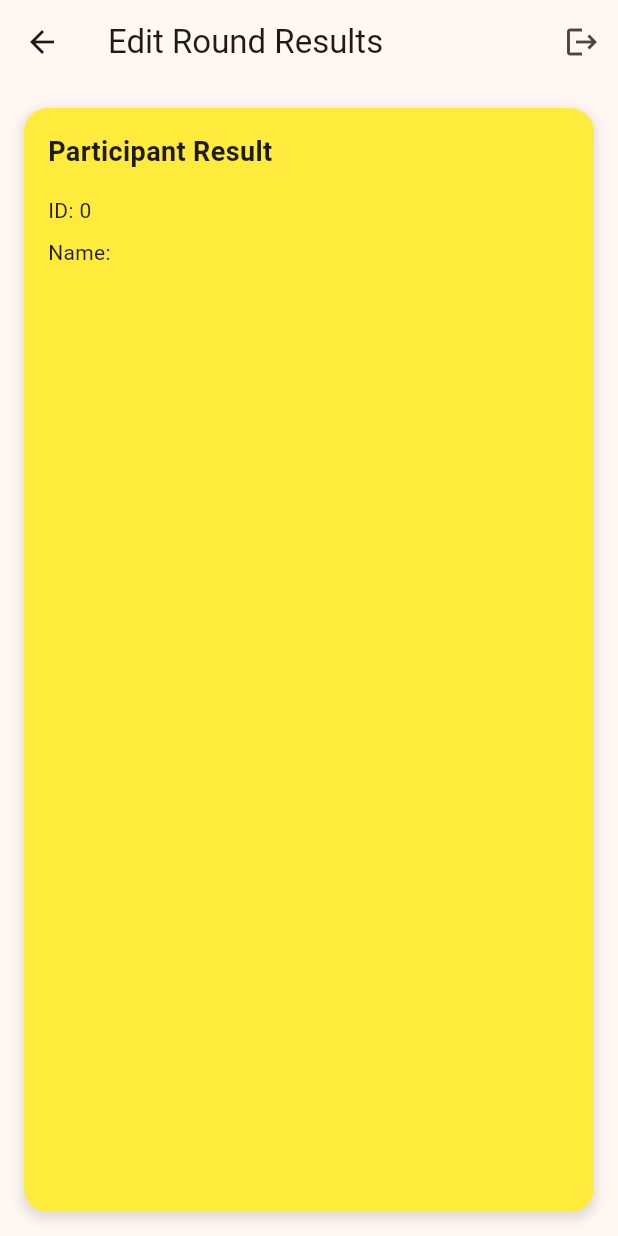
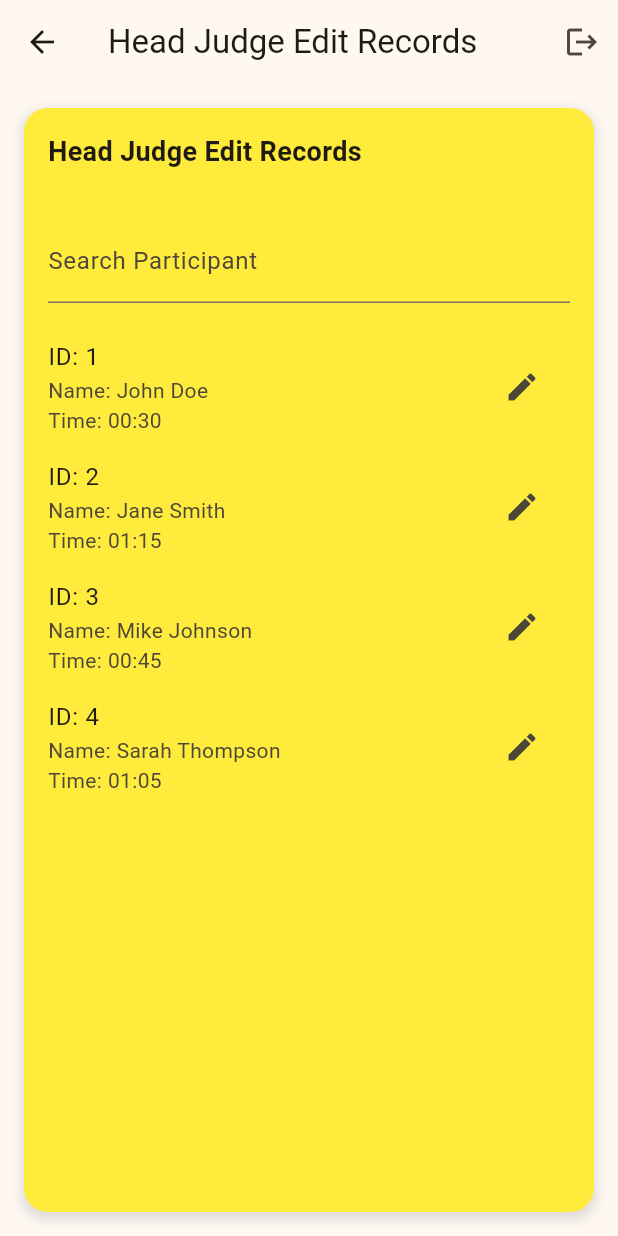
Before and after one commit to HaseebMalik22/Rubiks-Cube-App, a Flutter app: the EditRoundResults screen opened directly with empty values, on a phone screen of 412 x 824 dp. Run offline on Flutter 3.47's test engine with Material 2 defaults, Android fonts, the phone set to English and light mode, and no system bars; our stand-ins replace fluttertoast, sqflite; missing offline and left inert: qr_code_scanner; accounts and stored records are empty.

Commit message:
fourth commit

```diff
--- a/lib/database_roundhelper.dart
+++ b/lib/database_roundhelper.dart
@@ -39,6 +39,11 @@ class DatabaseRoundHelper {
     ''');
   }
 
+  // Future<int> deleteAllRounds() async {
+  //   final db = await instance.database;
+  //   return await db.delete('rounds');
+  // }
+
   Future<int> insertRound(Map<String, dynamic> round) async {
     final db = await instance.database;
     return await db.insert('rounds', round);
--- a/lib/editroundresults.dart
+++ b/lib/editroundresults.dart
@@ -11,21 +11,19 @@ class EditRoundResults extends StatelessWidget {
   Widget build(BuildContext context) {
     return Scaffold(
       appBar: AppBar(
-        title: Text('Edit Round Results'),
+        title: Text('Head Judge Edit Records'),
         actions: [
           IconButton(
             icon: Icon(Icons.logout),
             onPressed: () {
               // Implement your logout logic here
               // For example, you can navigate to the home screen
-
               Navigator.pushReplacement(
                 context,
                 MaterialPageRoute(
                   builder: (context) => Home(),
                 ),
               );
-
             },
           ),
         ],
@@ -33,7 +31,7 @@ class EditRoundResults extends StatelessWidget {
       body: Padding(
         padding: const EdgeInsets.all(16.0),
         child: Container(
-          width: double.infinity, // Set the width to occupy the available space
+          width: double.infinity,
           decoration: BoxDecoration(
             color: Colors.yellow,
             borderRadius: BorderRadius.circular(16.0),
@@ -46,27 +44,120 @@ class EditRoundResults extends StatelessWidget {
               ),
             ],
           ),
-          child: Padding(
-            padding: const EdgeInsets.all(16.0),
-            child: Column(
-              crossAxisAlignment: CrossAxisAlignment.start,
-              children: [
-                Text(
-                  'Participant Result',
+          child: Column(
+            crossAxisAlignment: CrossAxisAlignment.start,
+            children: [
+              Padding(
+                padding: const EdgeInsets.all(16.0),
+                child: Text(
+                  'Head Judge Edit Records',
                   style: TextStyle(
                     fontSize: 18,
                     fontWeight: FontWeight.bold,
                   ),
                 ),
-                SizedBox(height: 16.0),
-                Text('ID: ${round.id}'),
-                SizedBox(height: 8.0),
-                Text('Name: ${round.name}'),
-              ],
-            ),
+              ),
+              Padding(
+                padding: const EdgeInsets.all(16.0),
+                child: TextField(
+                  decoration: InputDecoration(
+                    labelText: 'Search Participant',
+                  ),
+                ),
+              ),
+              Expanded(
+                child: ListView.builder(
+                  itemCount: participants.length,
+                  itemBuilder: (context, index) {
+                    Participant participant = participants[index];
+                    return ListTile(
+                      title: Text('ID: ${participant.id}'),
+                      subtitle: Column(
+                        crossAxisAlignment: CrossAxisAlignment.start,
+                        children: [
+                          Text('Name: ${participant.name}'),
+                          Text('Time: ${participant.time}'),
+                        ],
+                      ),
+                      trailing: IconButton(
+                        icon: Icon(Icons.edit),
+                        onPressed: () {
+                          // Open the edit dialog
+                          showDialog(
+                            context: context,
+                            builder: (context) => EditTimeDialog(
+                              participant: participant,
+                            ),
+                          );
+                        },
+                      ),
+                    );
+                  },
+                ),
+              ),
+            ],
           ),
         ),
       ),
     );
   }
 }
+
+class EditTimeDialog extends StatelessWidget {
+  final Participant participant;
+
+  EditTimeDialog({required this.participant});
+
+  @override
+  Widget build(BuildContext context) {
+    String editedTime = '';
+
+    return AlertDialog(
+      title: Text('Edit Time'),
+      content: Column(
+        mainAxisSize: MainAxisSize.min,
+        children: [
+          Text('ID: ${participant.id}'),
+          Text('Name: ${participant.name}'),
+          Text('Time: ${participant.time}'),
+          TextField(
+            onChanged: (value) {
+              editedTime = value;
+            },
+            decoration: InputDecoration(
+              labelText: 'New Time',
+            ),
+          ),
+        ],
+      ),
+      actions: [
+        ElevatedButton(
+          onPressed: () {
+            // Save the edited time
+            participant.time = editedTime;
+
+            // Close the dialog
+            Navigator.pop(context);
+          },
+          child: Text('Save'),
+        ),
+      ],
+    );
+  }
+}
+
+class Participant {
+  final String id;
+  final String name;
+  String time;
+
+  Participant({required this.id, required this.name, required this.time});
+}
+
+// Sample list of participants
+List<Participant> participants = [
+  Participant(id: '1', name: 'John Doe', time: '00:30'),
+  Participant(id: '2', name: 'Jane Smith', time: '01:15'),
+  Participant(id: '3', name: 'Mike Johnson', time: '00:45'),
+  Participant(id: '4', name: 'Sarah Thompson', time: '01:05'),
+];
```
Also changed, not shown: lib/dashboard.dart (+42 -5 lines), lib/judgeroundselection.dart (line endings or trailing spaces).
